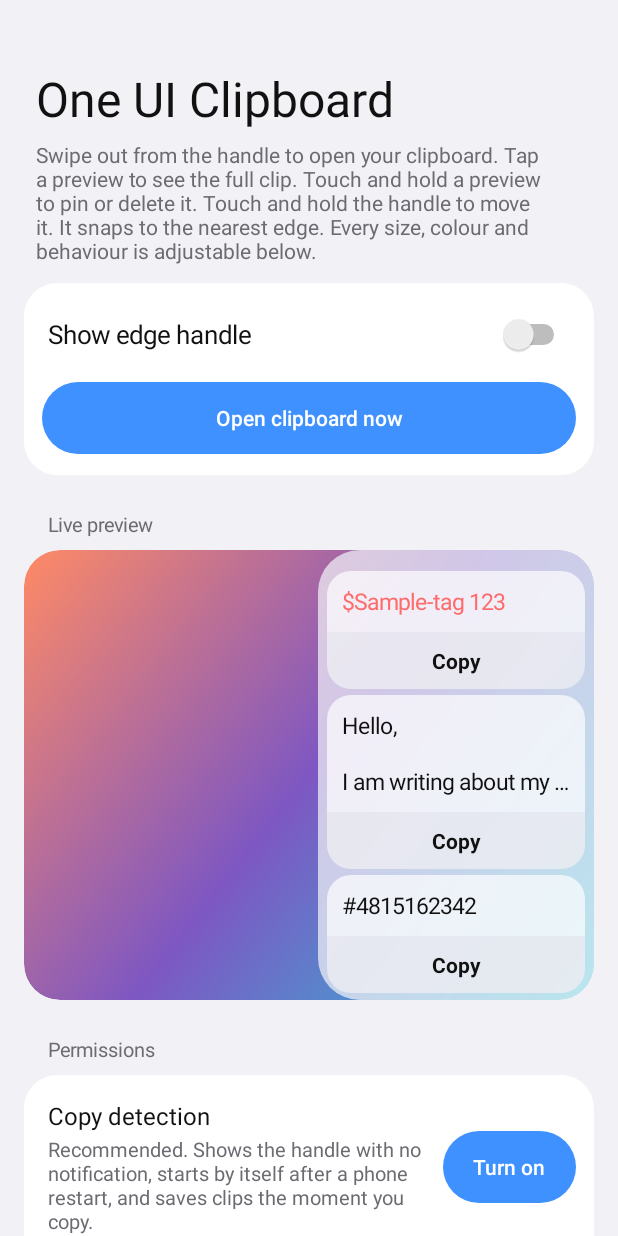
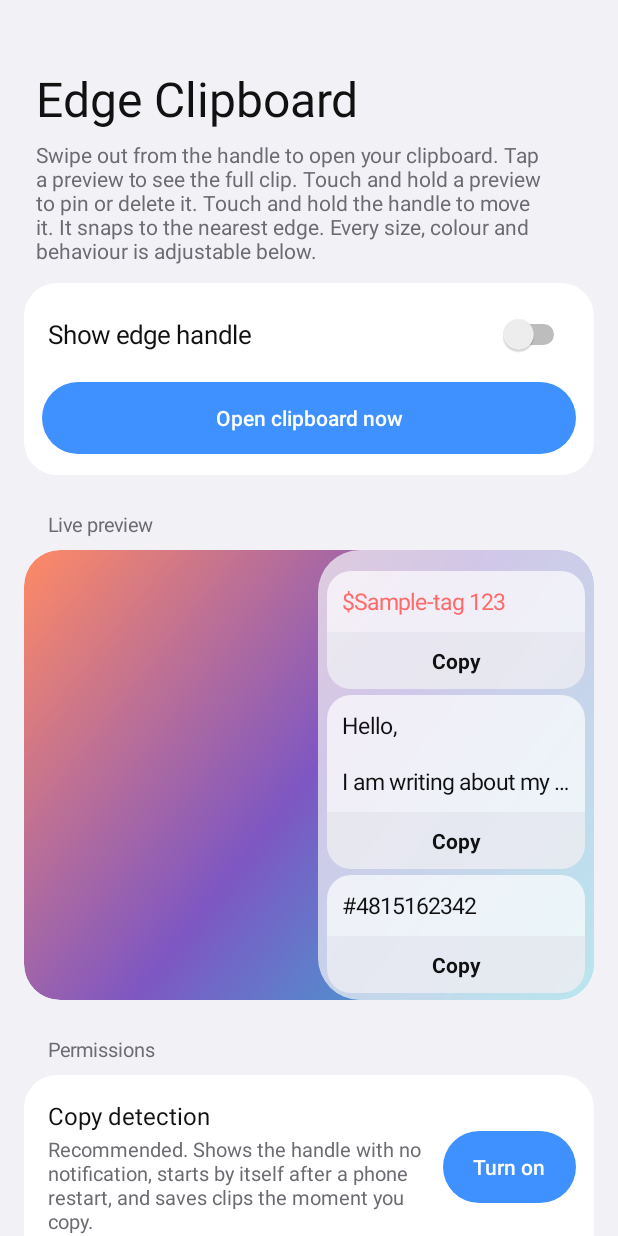
Before and after one commit to slinkybat123-code/viktor-mitic, an Android app: the screen it shows after launch (MainActivity), on a phone screen of 412 x 824 dp. Run offline under Robolectric (Android 15) with nearby library versions, the phone set to English and light mode, and no system bars.

Commit message:
Prepare Google Play release as Edge Clipboard
- Rename to Edge Clipboard; package ID io.github.slinkybat123.edgeclip
- Privacy policy with contact email; docs/privacy.html for hosting
- Store listing text, 1024x500 feature graphic
- GitHub Actions workflow builds a signed .aab from repository secrets
- Step-by-step publishing guide with Play Console answers

Co-Authored-By: Claude Opus 5.5 <noreply@anthropic.com>
Claude-Session: https://claude.ai/code/session_01TNZpsMRrFoyiRZG2Sx1nk5

```diff
--- a/edge-clipboard-android/app/build.gradle.kts
+++ b/edge-clipboard-android/app/build.gradle.kts
@@ -16,7 +16,7 @@ android {
     compileSdk = 36
 
     defaultConfig {
-        applicationId = "com.edgeclip"
+        applicationId = "io.github.slinkybat123.edgeclip"
         minSdk = 26
         targetSdk = 36
         versionCode = 6
--- a/edge-clipboard-android/app/src/main/res/values/strings.xml
+++ b/edge-clipboard-android/app/src/main/res/values/strings.xml
@@ -1,10 +1,10 @@
 <resources>
-    <string name="app_name">One UI Clipboard</string>
-    <string name="a11y_label">One UI Clipboard copy detection</string>
-    <string name="a11y_desc">Detects when you tap Copy in any app, so One UI Clipboard can save the text. It does not read the screen and sends no data.</string>
+    <string name="app_name">Edge Clipboard</string>
+    <string name="a11y_label">Edge Clipboard copy detection</string>
+    <string name="a11y_desc">Detects when you tap Copy in any app, so Edge Clipboard can save the text. It does not read the screen and sends no data.</string>
     <string name="handle_desc">Clipboard handle. Swipe out to open. Touch and hold to move.</string>
     <string name="notif_channel">Edge handle</string>
-    <string name="notif_title">One UI Clipboard is on</string>
+    <string name="notif_title">Edge Clipboard is on</string>
     <string name="notif_text">Tap to open the clipboard</string>
     <string name="stop">Stop</string>
     <string name="copied">Copied</string>
@@ -33,7 +33,7 @@
     <string name="perm_battery">Unrestricted battery</string>
     <string name="perm_battery_desc">Stops ColorOS from closing the handle.</string>
     <string name="coloros_title">Oppo / ColorOS</string>
-    <string name="coloros_tips">1. Settings &gt; Apps &gt; One UI Clipboard &gt; Battery usage: allow background activity and auto launch.\n2. In Recent apps, lock One UI Clipboard (pull the card down).\n3. If the back gesture still takes your swipe, increase \"Distance from edge\".\n4. If Copy detection turns off after a restart, turn it on again in Accessibility.</string>
+    <string name="coloros_tips">1. Settings &gt; Apps &gt; Edge Clipboard &gt; Battery usage: allow background activity and auto launch.\n2. In Recent apps, lock Edge Clipboard (pull the card down).\n3. If the back gesture still takes your swipe, increase \"Distance from edge\".\n4. If Copy detection turns off after a restart, turn it on again in Accessibility.</string>
     <string name="copy">Copy</string>
     <string name="back">Back</string>
     <string name="image_clip">Image</string>
@@ -104,7 +104,7 @@
     <string name="reset">Reset</string>
     <string name="version">Version %1$s</string>
     <string name="a11y_disclosure_title">Copy detection</string>
-    <string name="a11y_disclosure">One UI Clipboard uses the Android Accessibility Service API to detect when you tap \"Copy\" or when a \"Copied\" message shows in other apps. It then reads the clipboard once and saves the clip on this phone.\n\nThe service does not read screen content, does not record what you type, and sends no data off the phone. Clips stay in app storage and, if you choose one, in your selected folder.\n\nYou can turn this off at any time in Accessibility settings.</string>
+    <string name="a11y_disclosure">Edge Clipboard uses the Android Accessibility Service API to detect when you tap \"Copy\" or when a \"Copied\" message shows in other apps. It then reads the clipboard once and saves the clip on this phone.\n\nThe service does not read screen content, does not record what you type, and sends no data off the phone. Clips stay in app storage and, if you choose one, in your selected folder.\n\nYou can turn this off at any time in Accessibility settings.</string>
     <string name="agree">Agree</string>
     <string name="no_thanks">No thanks</string>
     <string name="sec_startup">Start-up</string>
```
Also changed, not shown: 9 other files.
